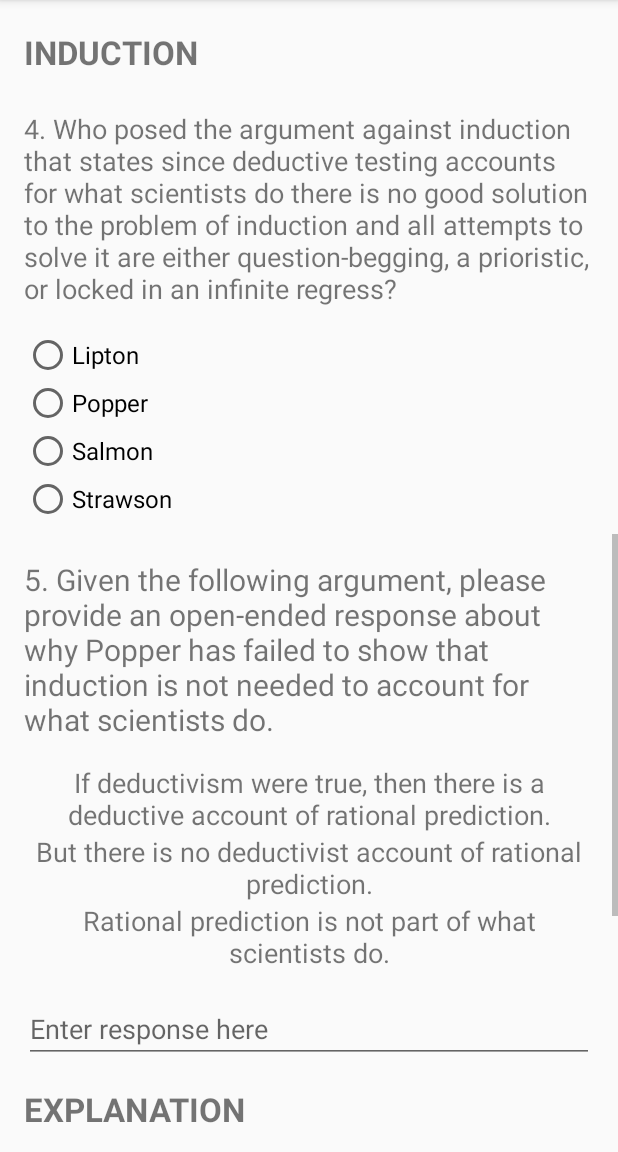
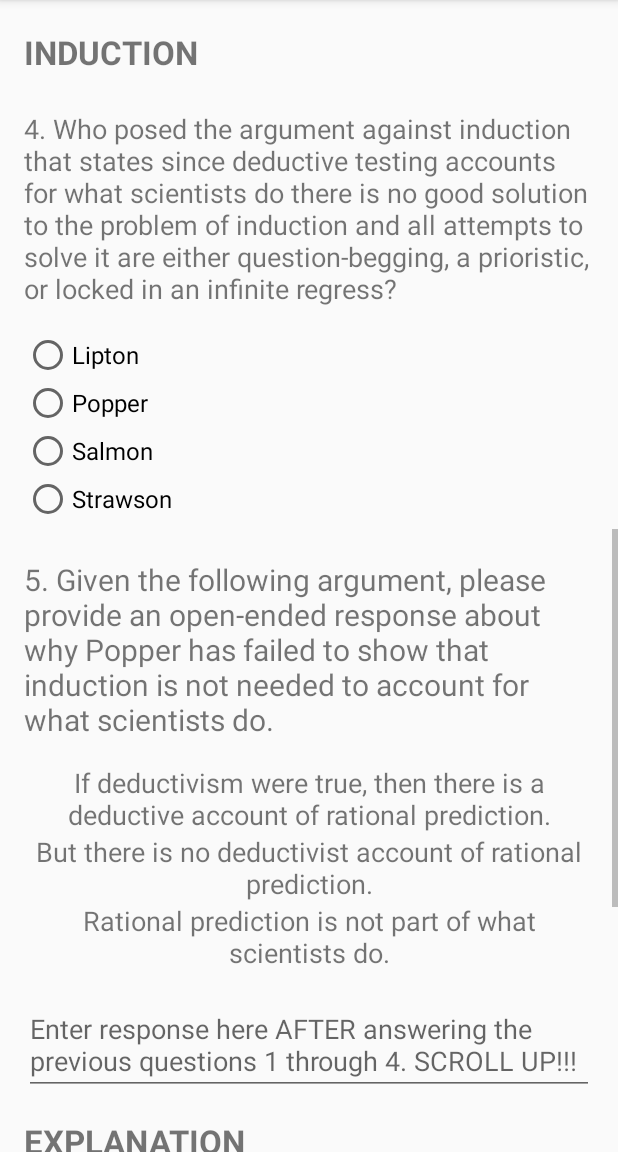
Before and after one commit to AM2037/PhilosophyQuizApp, an Android app: the screen it shows after launch (MainActivity), scrolled down 1074 dp, on a phone screen of 412 x 824 dp, the part 84-1236 px from its top. Run offline under Robolectric (Android 15) with nearby library versions, the phone set to English and light mode, and no system bars.

Commit message:
Edited EditText string to inform user about scrolling up for rest of quiz

```diff
--- a/app/src/main/AndroidManifest.xml
+++ b/app/src/main/AndroidManifest.xml
@@ -12,7 +12,6 @@
         <activity android:name=".MainActivity">
             <intent-filter>
                 <action android:name="android.intent.action.MAIN" />
-
                 <category android:name="android.intent.category.LAUNCHER" />
             </intent-filter>
         </activity>
--- a/app/src/main/res/values/strings.xml
+++ b/app/src/main/res/values/strings.xml
@@ -26,7 +26,7 @@
     <string name="question5_argument1">If deductivism were true, then there is a deductive account of rational prediction.</string>
     <string name="question5_argument2">But there is no deductivist account of rational prediction.</string>
     <string name="question5_argument3">Rational prediction is not part of what scientists do.</string>
-    <string name="hint2">Enter response here</string>
+    <string name="hint2">Enter response here AFTER answering the previous questions 1 through 4. SCROLL UP!!!</string>
     <string name="toast_response">Please enter a response.</string>
     <string name="topic3">Explanation</string>
     <string name="question6">6. If Hempel believes that some scientific explanations have the structure of deductive and inductive arguments, the conclusion of which is the event to be explained, choose which one is false:</string>
```
